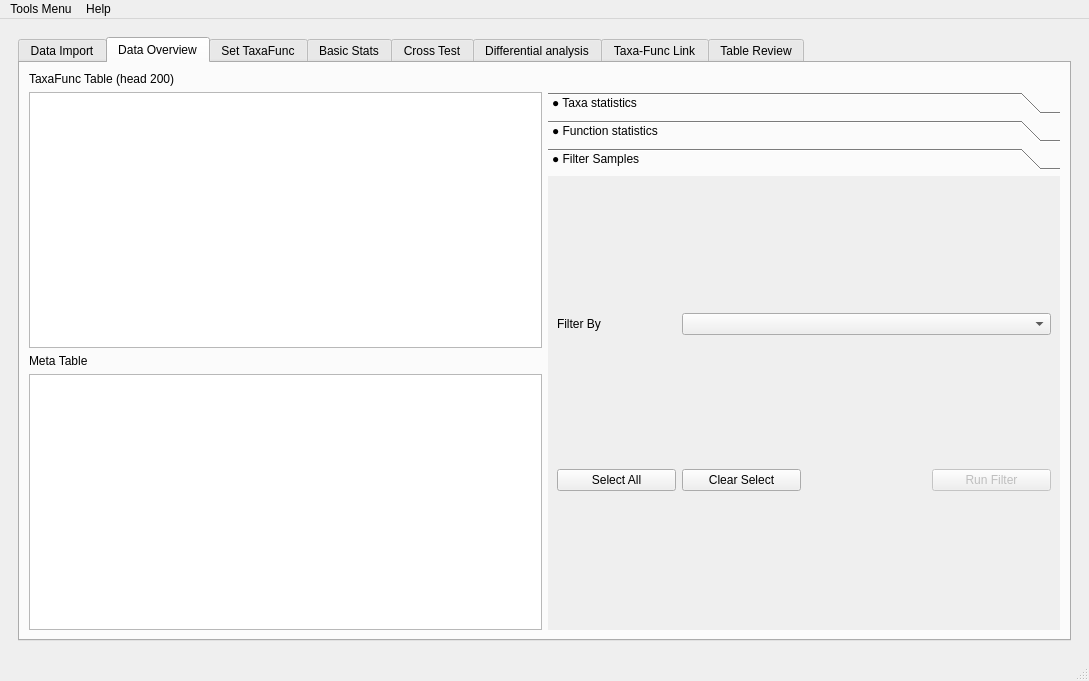
First picture: the form in utils/MetaX_GUI/MainWindow.ui, repository byemaxx/MetaX, before the edit.
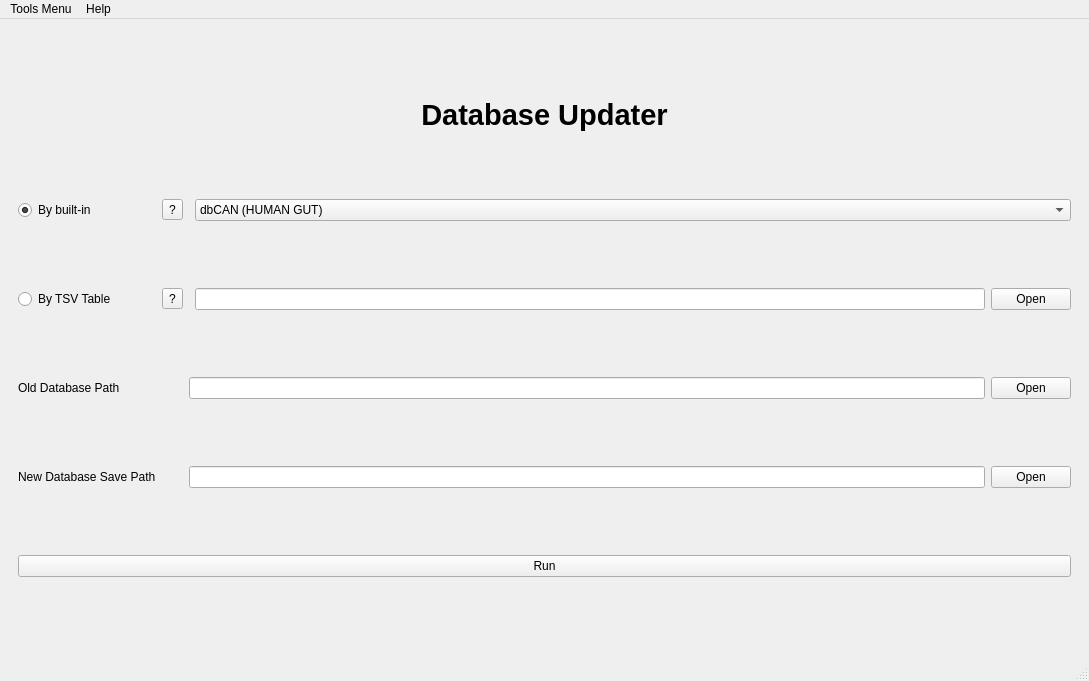
Second picture: the form after the edit. The open tabs and pages were chosen to show the change.

Commit message: modified:   src/requirements.txt     add:        fastcluster 	modified:   utils/GUI.py     add new function:   database updater 	modified:   utils/MetaX_GUI/ExtendedComboBox.py     add delay time and minimum length for search to avoid freezing the GUI in case of large database 	modified:   utils/MetaX_GUI/MainWindow.ui     add new function layout for database updater 	new file:   utils/databaseUpdater.py     the main script for database updater 	modified:   utils/pep2taxafunc.py     change the way to extract the function annotation, extract all except the specific column

What changed in the file:
```diff
--- a/utils/MetaX_GUI/MainWindow.ui
+++ b/utils/MetaX_GUI/MainWindow.ui
@@ -287,6 +287,14 @@
                </layout>
               </widget>
               <widget class="QWidget" name="page">
+               <property name="geometry">
+                <rect>
+                 <x>0</x>
+                 <y>0</y>
+                 <width>261</width>
+                 <height>75</height>
+                </rect>
+               </property>
                <attribute name="label">
                 <string>● Filter Samples</string>
                </attribute>
@@ -3871,6 +3879,159 @@
         </item>
        </layout>
       </widget>
+      <widget class="QWidget" name="page_db_update">
+       <layout class="QGridLayout" name="gridLayout_30">
+        <item row="1" column="3" colspan="2">
+         <widget class="QComboBox" name="comboBox_db_update_built_in_method">
+          <item>
+           <property name="text">
+            <string>dbCAN (HUMAN GUT)</string>
+           </property>
+          </item>
+          <item>
+           <property name="text">
+            <string>dbCAN (COW RUMEN)</string>
+           </property>
+          </item>
+          <item>
+           <property name="text">
+            <string>dbCAN (MARINE)</string>
+           </property>
+          </item>
+         </widget>
+        </item>
+        <item row="2" column="4">
+         <widget class="QPushButton" name="pushButton_db_update_open_table_path">
+          <property name="text">
+           <string>Open</string>
+          </property>
+         </widget>
+        </item>
+        <item row="3" column="0">
+         <widget class="QLabel" name="label_84">
+          <property name="sizePolicy">
+           <sizepolicy hsizetype="Fixed" vsizetype="Preferred">
+            <horstretch>0</horstretch>
+            <verstretch>0</verstretch>
+           </sizepolicy>
+          </property>
+          <property name="text">
+           <string>Old Database Path</string>
+          </property>
+         </widget>
+        </item>
+        <item row="3" column="4">
+         <widget class="QPushButton" name="pushButton_open_old_db_path">
+          <property name="text">
+           <string>Open</string>
+          </property>
+         </widget>
+        </item>
+        <item row="4" column="0">
+         <widget class="QLabel" name="label_85">
+          <property name="sizePolicy">
+           <sizepolicy hsizetype="Fixed" vsizetype="Preferred">
+            <horstretch>0</horstretch>
+            <verstretch>0</verstretch>
+           </sizepolicy>
+          </property>
+          <property name="text">
+           <string>New Database Save Path</string>
+          </property>
+         </widget>
+        </item>
+        <item row="2" column="0">
+         <widget class="QRadioButton" name="radioButton_db_update_by_table">
+          <property name="sizePolicy">
+           <sizepolicy hsizetype="Fixed" vsizetype="Fixed">
+            <horstretch>0</horstretch>
+            <verstretch>0</verstretch>
+           </sizepolicy>
+          </property>
+          <property name="text">
+           <string>By TSV Table</string>
+          </property>
+         </widget>
+        </item>
+        <item row="3" column="2" colspan="2">
+         <widget class="QLineEdit" name="lineEdit_db_update_old_db_path"/>
+        </item>
+        <item row="2" column="3">
+         <widget class="QLineEdit" name="lineEdit_db_update_tsv_path"/>
+        </item>
+        <item row="1" column="0">
+         <widget class="QRadioButton" name="radioButton_db_update_by_built_in">
+          <property name="sizePolicy">
+           <sizepolicy hsizetype="Fixed" vsizetype="Fixed">
+            <horstretch>0</horstretch>
+            <verstretch>0</verstretch>
+           </sizepolicy>
+          </property>
+          <property name="text">
+           <string>By built-in</string>
+          </property>
+          <property name="checked">
+           <bool>true</bool>
+          </property>
+         </widget>
+        </item>
+        <item row="5" column="0" colspan="5">
+         <widget class="QPushButton" name="pushButton_db_update_run">
+          <property name="text">
+           <string>Run</string>
+          </property>
+         </widget>
+        </item>
+        <item row="4" column="4">
+         <widget class="QPushButton" name="pushButton_open_new_db_path">
+          <property name="text">
+           <string>Open</string>
+          </property>
+         </widget>
+        </item>
+        <item row="4" column="2" colspan="2">
+         <widget class="QLineEdit" name="lineEdit_db_update_new_db_path"/>
+        </item>
+        <item row="1" column="1">
+         <widget class="QToolButton" name="toolButton_db_update_built_in_help">
+          <property name="text">
+           <string>?</string>
+          </property>
+         </widget>
+        </item>
+        <item row="2" column="1">
+         <widget class="QToolButton" name="toolButton_db_update_table_help">
+          <property name="text">
+           <string>?</string>
+          </property>
+         </widget>
+        </item>
+        <item row="0" column="0" colspan="5">
+         <widget class="QLabel" name="label_83">
+          <property name="sizePolicy">
+           <sizepolicy hsizetype="Expanding" vsizetype="Fixed">
+            <horstretch>0</horstretch>
+            <verstretch>0</verstretch>
+           </sizepolicy>
+          </property>
+          <property name="font">
+           <font>
+            <family>Arial</family>
+            <pointsize>22</pointsize>
+            <weight>75</weight>
+            <bold>true</bold>
+           </font>
+          </property>
+          <property name="text">
+           <string>Database Updater</string>
+          </property>
+          <property name="alignment">
+           <set>Qt::AlignCenter</set>
+          </property>
+         </widget>
+        </item>
+       </layout>
+      </widget>
      </widget>
     </item>
    </layout>
```
Left out of the diff: 10 changed lines with no effect on the pictures. The commit also changes 24 other files.
